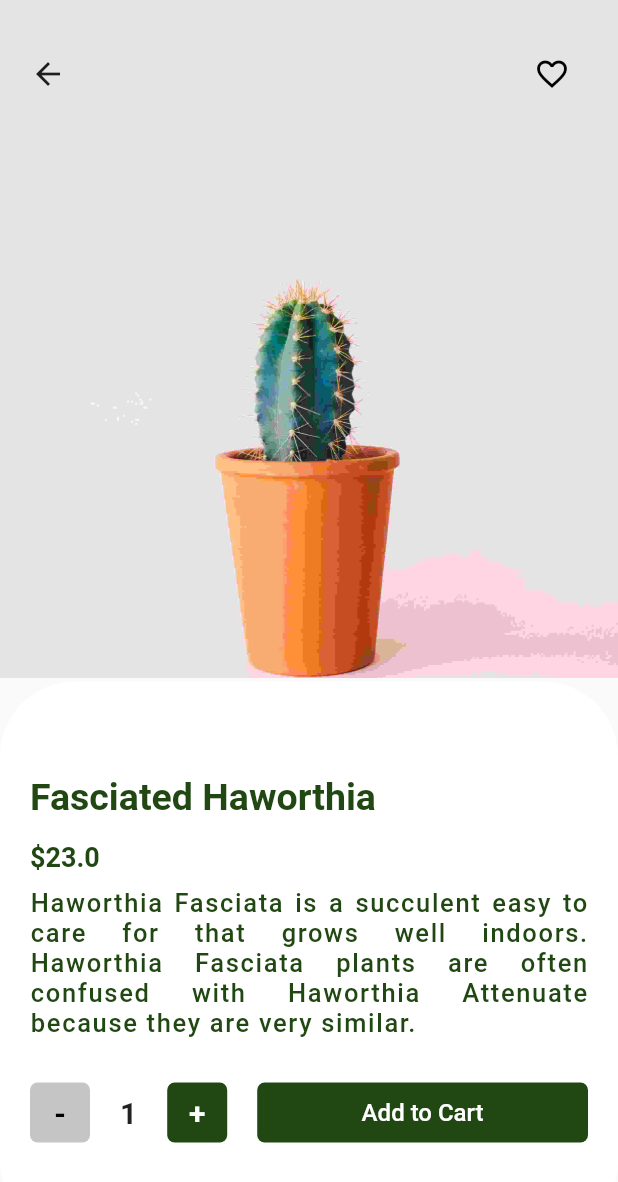
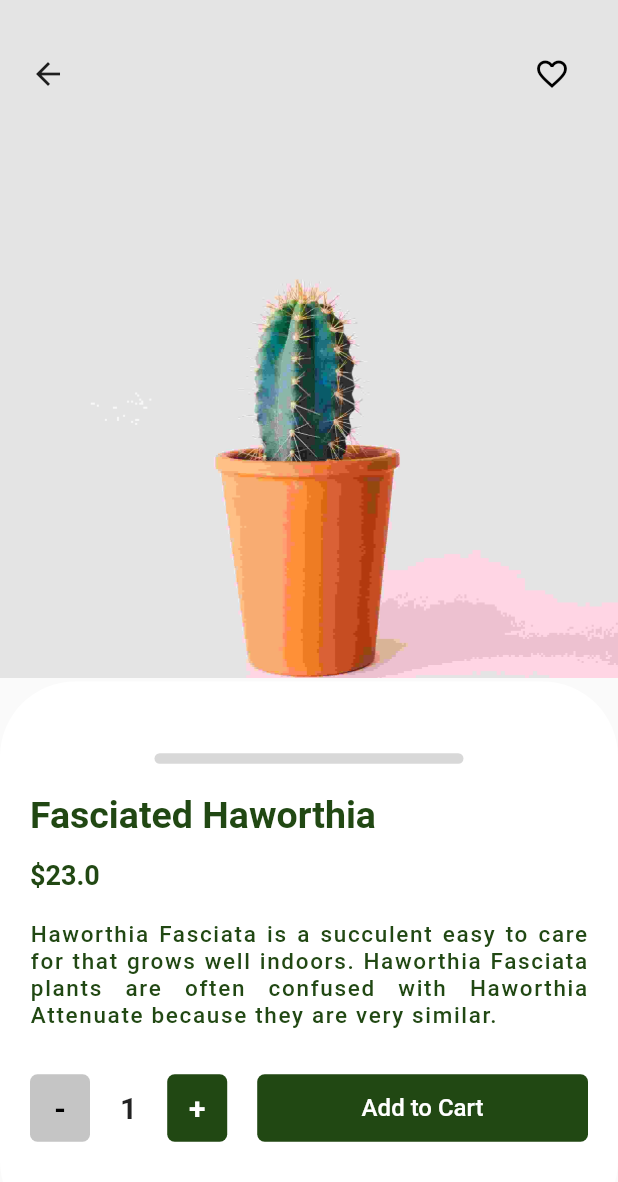
Before and after one commit to chrisokoriedev/plantuitwo, a Flutter app: the DetailScreen screen opened directly, on a phone screen of 412 x 824 dp. Shown: the top 1182 px of the screen. Run offline on Flutter 3.47's test engine with Material 2 defaults, Android fonts, the phone set to English and light mode, and no system bars; our stand-ins replace get.

Commit message:
the work is done i can finally rest

```diff
--- a/lib/detailpage.dart
+++ b/lib/detailpage.dart
@@ -14,7 +14,7 @@ class _DetailScreenState extends State<DetailScreen> {
   int quantity = 1;
   double price = 23;
   bool isPressed = false;
-
+  bool isAdded = false;
   @override
   Widget build(BuildContext context) {
     return Scaffold(
@@ -57,13 +57,26 @@ class _DetailScreenState extends State<DetailScreen> {
               child: Container(
                 width: mediaWith,
                 height: mediaHeight * 0.4 + 40,
-                padding: kPadding,
+                padding: kPadding.copyWith(top: 10),
                 decoration: BoxDecoration(
                     color: whiteColor, borderRadius: BorderRadius.circular(50)),
                 child: Column(
                   crossAxisAlignment: CrossAxisAlignment.start,
                   mainAxisAlignment: MainAxisAlignment.center,
                   children: [
+                    Row(
+                      mainAxisAlignment: MainAxisAlignment.center,
+                      children: [
+                        Container(
+                          width: mediaWith * 0.5,
+                          height: 7,
+                          decoration: BoxDecoration(
+                              color: Colors.grey.withOpacity(0.4),
+                              borderRadius: BorderRadius.circular(10)),
+                        )
+                      ],
+                    ),
+                    sizedHeight(20),
                     const Text(
                       'Fasciated Haworthia',
                       style: TextStyle(
@@ -79,7 +92,7 @@ class _DetailScreenState extends State<DetailScreen> {
                           color: kPrimary,
                           fontWeight: FontWeight.w600),
                     ),
-                    sizedHeight(10),
+                    sizedHeight(20),
                     const Text(
                       'Haworthia Fasciata is a succulent easy '
                       'to care for that grows well indoors. Haworthia Fasciata plants are o'
@@ -88,7 +101,7 @@ class _DetailScreenState extends State<DetailScreen> {
                       style: TextStyle(
                           letterSpacing: 1.1,
                           fontWeight: FontWeight.w500,
-                          fontSize: 17,
+                          fontSize: 15,
                           color: kPrimary),
                     ),
                     sizedHeight(30),
@@ -96,6 +109,7 @@ class _DetailScreenState extends State<DetailScreen> {
                       children: [
                         Row(
                           children: [
+                            //minus button
                             buttonEvent(
                               () {
                                 setState(() {
@@ -111,6 +125,7 @@ class _DetailScreenState extends State<DetailScreen> {
                               '-',
                               Colors.grey.withOpacity(0.6),
                             ),
+                            //quantity
                             Padding(
                               padding:
                                   const EdgeInsets.symmetric(horizontal: 20),
@@ -120,6 +135,7 @@ class _DetailScreenState extends State<DetailScreen> {
                                     fontSize: 20, fontWeight: FontWeight.w600),
                               ),
                             ),
+                            //add button
                             buttonEvent(() {
                               setState(() {
                                 if (quantity != 10) {
@@ -133,12 +149,37 @@ class _DetailScreenState extends State<DetailScreen> {
                           ],
                         ),
                         sizedWidth(20),
-                        Expanded(
+                        isAdded
+                            ? Expanded(
                                 child: Container(
-                              height: 40,
+                                    height: 45,
+                                    decoration: BoxDecoration(
+                                        color: whiteColor,
+                                        border: Border.all(
+                                            color: kPrimary, width: 2),
+                                        borderRadius: BorderRadius.circular(5)),
+                                    child: const Center(
+                                        child: Text(
+                                      'Added to cart',
+                                      style: TextStyle(
+                                          fontSize: 16,
+                                          fontWeight: FontWeight.w500,
+                                          color: kPrimary),
+                                    ))),
+                              )
+                            : Expanded(
+                                child: GestureDetector(
+                                  onTap: () {
+                                    setState(() {
+                                      isAdded = !isAdded;
+                                    });
+                                  },
+                                  child: Container(
+                                      height: 45,
                                       decoration: BoxDecoration(
                                           color: kPrimary,
-                                  borderRadius: BorderRadius.circular(5)),
+                                          borderRadius:
+                                              BorderRadius.circular(5)),
                                       child: const Center(
                                           child: Text(
                                         'Add to Cart',
@@ -147,6 +188,7 @@ class _DetailScreenState extends State<DetailScreen> {
                                             fontWeight: FontWeight.w500,
                                             color: whiteColor),
                                       ))),
+                                ),
                               )
                       ],
                     )
@@ -165,7 +207,7 @@ class _DetailScreenState extends State<DetailScreen> {
       onTap: press,
       child: Container(
         width: 40,
-        height: 40,
+        height: 45,
         decoration:
             BoxDecoration(color: color, borderRadius: BorderRadius.circular(5)),
         child: Center(
```
Lines whose indentation alone changed are shown as unchanged.
